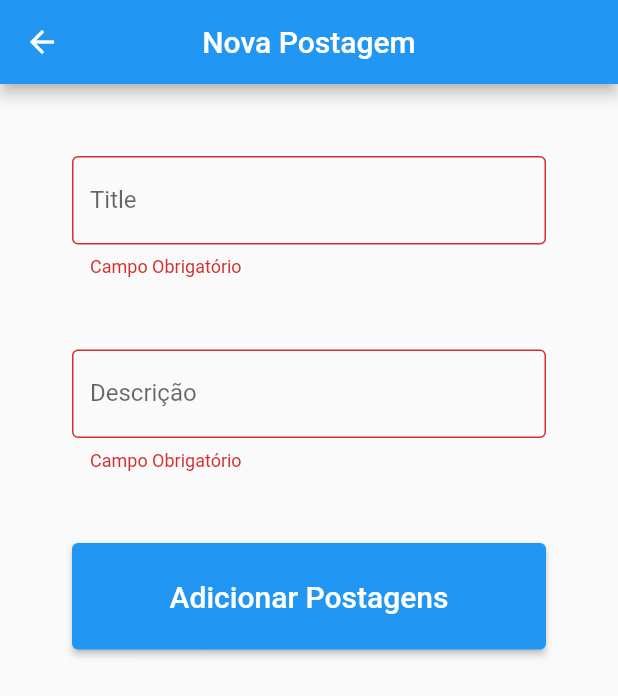
After one commit to Rafael-Carriel/Projeto_Integrador, a Flutter app: the NewPost screen opened directly, after a tap on "Adicionar Postagens", on a phone screen of 412 x 824 dp. The commit adds this screen. Shown: the top 696 px of the screen. Run offline on Flutter 3.47's test engine with Material 2 defaults, Android fonts, the phone set to English and light mode, and no system bars; our stand-ins replace brasil_fields, cloud_firestore, firebase_auth, firebase_core; missing offline and left inert: dart:html; accounts and stored records are empty.

Commit message:
VERSAO FINAL

```diff
--- /dev/null
+++ b/lib/databases/db_postagems.dart
@@ -0,0 +1,40 @@
+import 'package:cloud_firestore/cloud_firestore.dart';
+import 'package:firebase_auth/firebase_auth.dart';
+import 'package:flutter/material.dart';
+import 'package:flutter_application_pi/databases/db_firestore.dart';
+import 'package:flutter_application_pi/databases/perfil.dart';
+import 'package:flutter_application_pi/databases/postagem.dart';
+import 'package:flutter_application_pi/screens/new_post.dart';
+
+class db_postagem extends ChangeNotifier {
+  var uid = FirebaseAuth.instance.currentUser!.uid.toString();
+  CollectionReference post = FirebaseFirestore.instance.collection('Postagens');
+  Perfil perfil = Perfil();
+  late postagem postagens;
+  Map us = {
+    'name': '',
+    'telefone': '',
+    'email': '',
+  };
+
+  void setPost(String title, String describe) async {
+    Map _data = await perfil.getPerfil();
+    us['name'] = _data['name'];
+    us['cpf'] = _data['cpf'];
+    us['telefone'] = _data['telefone'];
+    us['cep'] = _data['cep'];
+    us['email'] = _data['email'];
+
+    await post.add({
+      'title': title,
+      'Describe': describe,
+      'name': us['name'],
+      'email': us['email'],
+      'phone': us['telefone']
+    });
+  }
+
+  CollectionReference get() {
+    return post;
+  }
+}
--- a/lib/screens/configure_screen.dart
+++ b/lib/screens/configure_screen.dart
@@ -1,5 +1,6 @@
 import 'package:flutter/material.dart';
 import 'package:flutter_application_pi/services/auth_service.dart';
+// ignore: implementation_imports
 import 'package:provider/src/provider.dart';
 
 class ConfigureScreen extends StatefulWidget {
@@ -33,6 +34,7 @@ class _ConfigureScreenState extends State<ConfigureScreen> {
     return Scaffold(
       body: Center(
         child: Column(
+          mainAxisAlignment: MainAxisAlignment.center,
           children: [
             ElevatedButton(
               onPressed: LogOut,
--- /dev/null
+++ b/lib/screens/new_post.dart
@@ -0,0 +1,116 @@
+import 'dart:ui';
+
+import 'package:brasil_fields/brasil_fields.dart';
+import 'package:flutter/material.dart';
+import 'package:flutter/services.dart';
+import 'package:flutter_application_pi/databases/db_postagems.dart';
+import 'package:flutter_application_pi/services/auth_service.dart';
+
+class NewPost extends StatefulWidget {
+  const NewPost({Key? key}) : super(key: key);
+
+  @override
+  State<NewPost> createState() => _NewPostState();
+}
+
+bool loading = false;
+
+class _NewPostState extends State<NewPost> {
+  final _fk = GlobalKey<FormState>();
+  final title = TextEditingController();
+  final describe = TextEditingController();
+  db_postagem post = db_postagem();
+  @override
+  Widget build(BuildContext context) {
+    return Scaffold(
+      appBar: AppBar(
+        title: Text('Nova Postagem'),
+        centerTitle: true,
+      ),
+      body: SingleChildScrollView(
+          child: Padding(
+        padding: const EdgeInsets.all(24),
+        child: Form(
+          autovalidateMode: AutovalidateMode.onUserInteraction,
+          key: _fk,
+          child: Column(
+            children: [
+              Padding(
+                padding: const EdgeInsets.all(24),
+                child: TextFormField(
+                  controller: title,
+                  decoration: const InputDecoration(
+                    border: OutlineInputBorder(),
+                    labelText: 'Title',
+                  ),
+                  keyboardType: TextInputType.text,
+                  validator: (value) {
+                    if (value!.isEmpty) {
+                      return "Campo Obrigatório";
+                    }
+                  },
+                ),
+              ),
+              Padding(
+                padding: const EdgeInsets.all(24),
+                child: TextFormField(
+                  controller: describe,
+                  maxLines: null,
+                  decoration: const InputDecoration(
+                    border: OutlineInputBorder(),
+                    labelText: 'Descrição',
+                  ),
+                  keyboardType: TextInputType.text,
+                  validator: (value) {
+                    if (value!.isEmpty) {
+                      return "Campo Obrigatório";
+                    } else if (value.length > 150) {
+                      return "Tamanho do texto excedido";
+                    }
+                  },
+                ),
+              ),
+              Padding(
+                padding: const EdgeInsets.all(24.0),
+                child: ElevatedButton(
+                    onPressed: () {
+                      if (_fk.currentState!.validate()) {
+                        post.setPost(title.text, describe.text);
+                        Navigator.pop(context);
+                      }
+                    },
+                    child: Row(
+                      mainAxisAlignment: MainAxisAlignment.center,
+                      children: (loading)
+                          ? [
+                              const Padding(
+                                padding: EdgeInsets.all(16),
+                                child: SizedBox(
+                                  height: 20,
+                                  width: 20,
+                                  child: CircularProgressIndicator(
+                                    color: Colors.white,
+                                  ),
+                                ),
+                              )
+                            ]
+                          : [
+                              const Padding(
+                                padding: EdgeInsets.all(24),
+                                child: Text(
+                                  "Adicionar Postagens",
+                                  style: TextStyle(
+                                    fontSize: 20.0,
+                                  ),
+                                ),
+                              ),
+                            ],
+                    )),
+              ),
+            ],
+          ),
+        ),
+      )),
+    );
+  }
+}
--- a/pubspec.yaml
+++ b/pubspec.yaml
@@ -63,8 +63,8 @@ flutter:
   uses-material-design: true
 
   # To add assets to your application, add an assets section, like this:
-  # assets:
-  #   - images/a_dot_burr.jpeg
+  assets:
+      - assets/a.jpeg
   #   - images/a_dot_ham.jpeg
 
   # An image asset can refer to one or more resolution-specific "variants", see
```
Also changed, not shown: lib/databases/perfil.dart (+57 -16 lines), lib/databases/postagem.dart (+39 -15 lines), lib/screens/perfil_screen.dart (+68 -18 lines), lib/screens/postagem_screen.dart (+26 -1 lines), lib/screens/register_page.dart (+6 -13 lines), lib/services/auth_service.dart (+5 -5 lines), assets/a.jpeg (added).
